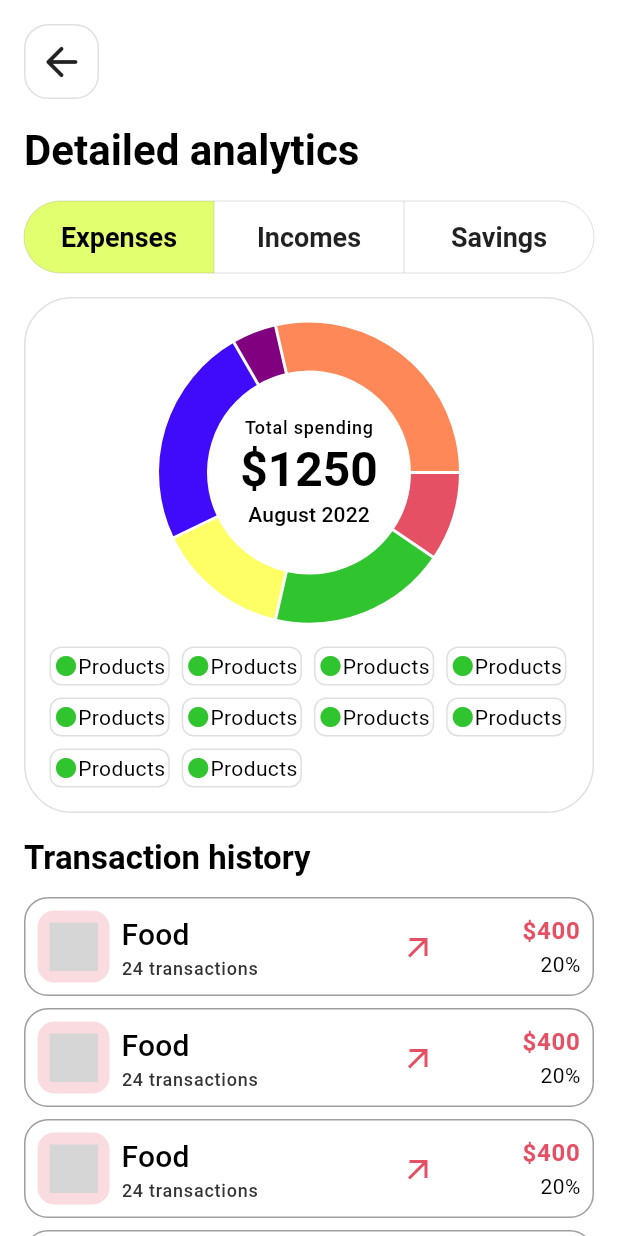
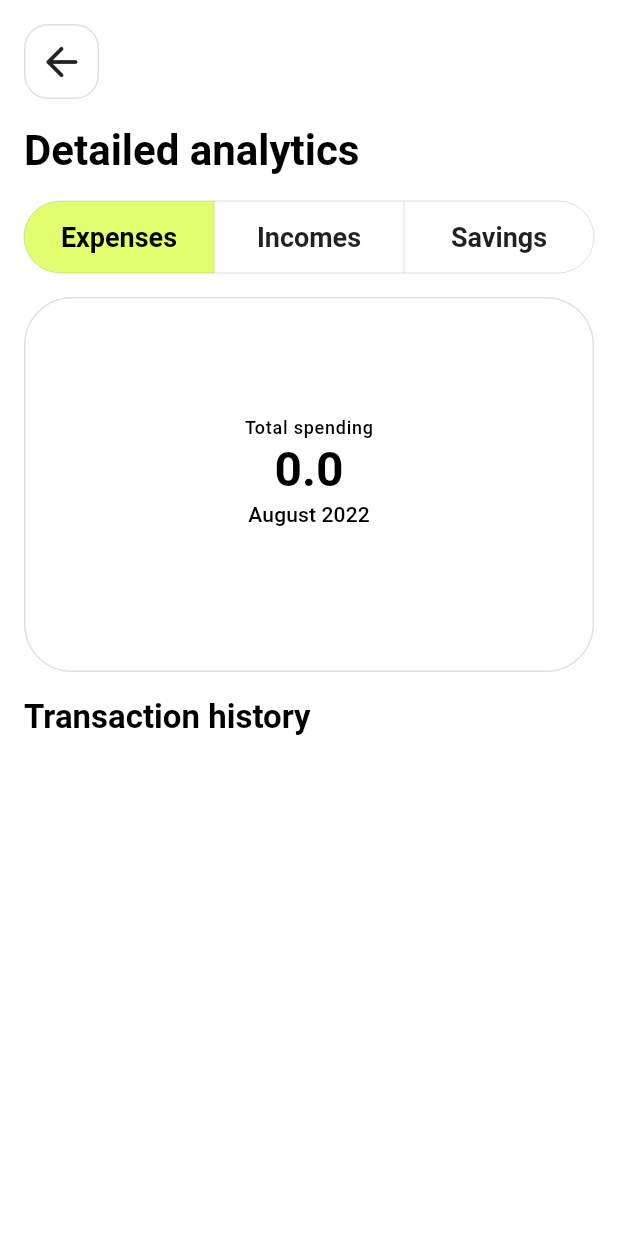
Before and after one commit to suhrobcoder/expense_tracker, a Flutter app: the DetailedAnalyticsPage screen opened directly, after a tap on "Expenses", on a phone screen of 412 x 824 dp. Run offline on Flutter 3.47's test engine with Material 2 defaults, Android fonts, the phone set to English and light mode, and no system bars; drawn by our look-alikes of fl_chart; our stand-ins replace drift, equatable, flutter_bloc, flutter_svg, get_it, injectable; accounts and stored records are empty; generated files the repository leaves out were written again; grey boxes are pictures that could not be loaded.

Commit message:
detailed stats

```diff
--- a/lib/data/database/dao/statistics_dao.dart
+++ b/lib/data/database/dao/statistics_dao.dart
@@ -36,7 +36,8 @@ class StatisticsDao extends DatabaseAccessor<AppDatabase>
     }).toList();
   }
 
-  Future<List<Category>> getCategoriesWithTransactionCount() {
+  Future<List<Category>> getCategoriesWithTransactionCount(
+      {required CategoryType type}) {
     return (select(categories).addColumns([
       transactions.id.count(),
       transactions.amount.sum(),
@@ -44,6 +45,7 @@ class StatisticsDao extends DatabaseAccessor<AppDatabase>
       leftOuterJoin(
           transactions, transactions.categoryId.equalsExp(categories.id)),
     ])
+          ..where(categories.type.equals(type.name))
           ..groupBy([categories.id]))
         .map((row) => row.readTable(categories)
           ..transactionCount = row.read(transactions.id.count()) ?? 0
--- a/lib/data/repository/statistics_repository_impl.dart
+++ b/lib/data/repository/statistics_repository_impl.dart
@@ -1,6 +1,7 @@
 import 'package:expense_tracker/data/database/dao/statistics_dao.dart';
 import 'package:expense_tracker/data/database/models/categories.dart';
 import 'package:expense_tracker/data/database/models/stat_data.dart';
+import 'package:expense_tracker/domain/entity/category_type.dart';
 import 'package:expense_tracker/domain/repository/statistics_repository.dart';
 import 'package:injectable/injectable.dart';
 
@@ -16,7 +17,8 @@ class StatisticsRepositoryImpl extends StatisticsRepository {
   }
 
   @override
-  Future<List<Category>> getCategoriesWithTransactionCount() {
-    return dao.getCategoriesWithTransactionCount();
+  Future<List<Category>> getCategoriesWithTransactionCount(
+      {required CategoryType type}) {
+    return dao.getCategoriesWithTransactionCount(type: type);
   }
 }
--- a/lib/domain/repository/statistics_repository.dart
+++ b/lib/domain/repository/statistics_repository.dart
@@ -1,7 +1,9 @@
 import 'package:expense_tracker/data/database/models/categories.dart';
 import 'package:expense_tracker/data/database/models/stat_data.dart';
+import 'package:expense_tracker/domain/entity/category_type.dart';
 
 abstract class StatisticsRepository {
   Future<List<StatData>> getStatistics();
-  Future<List<Category>> getCategoriesWithTransactionCount();
+  Future<List<Category>> getCategoriesWithTransactionCount(
+      {required CategoryType type});
 }
--- a/lib/presentation/pages/statistics/bloc/statistics_bloc.dart
+++ b/lib/presentation/pages/statistics/bloc/statistics_bloc.dart
@@ -1,6 +1,7 @@
 import 'package:collection/collection.dart';
 import 'package:expense_tracker/core/list_extensions.dart';
 import 'package:expense_tracker/data/database/models/categories.dart';
+import 'package:expense_tracker/domain/entity/category_type.dart';
 import 'package:expense_tracker/domain/repository/statistics_repository.dart';
 import 'package:expense_tracker/presentation/theme/colors.dart';
 import 'package:fl_chart/fl_chart.dart';
@@ -15,7 +16,10 @@ part 'statistics_state.dart';
 class StatisticsBloc extends Bloc<StatisticsEvent, StatisticsState> {
   final StatisticsRepository statisticsRepository;
 
-  StatisticsBloc(this.statisticsRepository) : super(StatisticsState.initial()) {
+  final bool isBarChart;
+
+  StatisticsBloc(this.statisticsRepository, @factoryParam this.isBarChart)
+      : super(StatisticsState.initial()) {
     on<LoadStatistics>((event, emit) async {
       final stats = await statisticsRepository.getStatistics();
       final barGroups = stats
@@ -41,14 +45,19 @@ class StatisticsBloc extends Bloc<StatisticsEvent, StatisticsState> {
       emit(state.copyWith(barGroups: barGroups, bottomTitles: bottomTitles));
     });
     on<LoadCategories>((event, emit) async {
-      final categories =
-          await statisticsRepository.getCategoriesWithTransactionCount();
-      print(categories);
+      final categories = await statisticsRepository
+          .getCategoriesWithTransactionCount(type: state.type);
       emit(state.copyWith(
           categories: categories,
           fullAmount: categories.sumOf((it) => it.amount)));
     });
-    add(LoadStatistics());
+    on<SelectType>((event, emit) {
+      emit(state.copyWith(type: event.type));
+      add(LoadCategories());
+    });
+    if (isBarChart) {
+      add(LoadStatistics());
+    }
     add(LoadCategories());
   }
 }
--- a/lib/presentation/pages/statistics/bloc/statistics_event.dart
+++ b/lib/presentation/pages/statistics/bloc/statistics_event.dart
@@ -5,3 +5,9 @@ abstract class StatisticsEvent {}
 class LoadStatistics extends StatisticsEvent {}
 
 class LoadCategories extends StatisticsEvent {}
+
+class SelectType extends StatisticsEvent {
+  final CategoryType type;
+
+  SelectType(this.type);
+}
--- a/lib/presentation/pages/statistics/bloc/statistics_state.dart
+++ b/lib/presentation/pages/statistics/bloc/statistics_state.dart
@@ -5,12 +5,14 @@ class StatisticsState extends Equatable {
     this.barGroups = const [],
     this.bottomTitles = const [],
     this.categories = const [],
+    this.type = CategoryType.expense,
     this.fullAmount = 0.0,
   });
 
   final List<BarChartGroupData> barGroups;
   final List<String> bottomTitles;
   final List<Category> categories;
+  final CategoryType type;
   final double fullAmount;
 
   factory StatisticsState.initial() {
@@ -21,16 +23,19 @@ class StatisticsState extends Equatable {
     List<BarChartGroupData>? barGroups,
     List<String>? bottomTitles,
     List<Category>? categories,
+    CategoryType? type,
     double? fullAmount,
   }) {
     return StatisticsState(
       barGroups: barGroups ?? this.barGroups,
       bottomTitles: bottomTitles ?? this.bottomTitles,
       categories: categories ?? this.categories,
+      type: type ?? this.type,
       fullAmount: fullAmount ?? this.fullAmount,
     );
   }
 
   @override
-  List<Object?> get props => [barGroups, bottomTitles, categories, fullAmount];
+  List<Object?> get props =>
+      [barGroups, bottomTitles, categories, type, fullAmount];
 }
--- a/lib/presentation/pages/statistics/detailed_analytics/detailed_analytics_page.dart
+++ b/lib/presentation/pages/statistics/detailed_analytics/detailed_analytics_page.dart
@@ -1,9 +1,13 @@
+import 'package:expense_tracker/di/init_get_it.dart';
+import 'package:expense_tracker/domain/entity/category_type.dart';
 import 'package:expense_tracker/presentation/components/back_button.dart';
+import 'package:expense_tracker/presentation/pages/statistics/bloc/statistics_bloc.dart';
 import 'package:expense_tracker/presentation/pages/statistics/category_tile.dart';
 import 'package:expense_tracker/presentation/theme/colors.dart';
 import 'package:expense_tracker/presentation/theme/ui_constants.dart';
 import 'package:fl_chart/fl_chart.dart';
 import 'package:flutter/material.dart';
+import 'package:flutter_bloc/flutter_bloc.dart';
 
 class DetailedAnalyticsPage extends StatelessWidget {
   const DetailedAnalyticsPage({super.key});
@@ -13,16 +17,20 @@ class DetailedAnalyticsPage extends StatelessWidget {
     final textTheme = Theme.of(context).textTheme;
     final size = MediaQuery.of(context).size;
     final availableWidth = size.width - 2 * defaultPadding;
-    return Scaffold(
+    return BlocProvider(
+      create: (context) => getIt<StatisticsBloc>(param1: false),
+      child: Scaffold(
         body: SingleChildScrollView(
           child: SafeArea(
             child: Padding(
               padding: const EdgeInsets.symmetric(horizontal: defaultPadding),
-            child: Column(
+              child: BlocBuilder<StatisticsBloc, StatisticsState>(
+                  builder: (context, state) {
+                return Column(
                   crossAxisAlignment: CrossAxisAlignment.start,
                   children: [
                     const SizedBox(height: 16),
-                CustomBackButton(onTap: () {}),
+                    const CustomBackButton(),
                     const SizedBox(height: 16),
                     Text(
                       "Detailed analytics",
@@ -31,8 +39,12 @@ class DetailedAnalyticsPage extends StatelessWidget {
                     ),
                     const SizedBox(height: 16),
                     ToggleButtons(
-                  isSelected: const [true, false, false],
-                  onPressed: (index) {},
+                      isSelected: CategoryType.values
+                          .map((type) => type == state.type)
+                          .toList(),
+                      onPressed: (index) => context
+                          .read<StatisticsBloc>()
+                          .add(SelectType(CategoryType.values[index])),
                       children: [
                         SizedBox(
                           width: availableWidth / 3,
@@ -74,39 +86,14 @@ class DetailedAnalyticsPage extends StatelessWidget {
                               children: [
                                 PieChart(
                                   PieChartData(
-                                sections: [
+                                      sections: state.categories
+                                          .map((category) =>
                                               PieChartSectionData(
-                                      value: 10,
-                                      color: red,
+                                                  value: category.amount,
+                                                  color: Color(category.color),
                                                   showTitle: false,
-                                      radius: 32),
-                                  PieChartSectionData(
-                                      value: 20,
-                                      color: green,
-                                      showTitle: false,
-                                      radius: 32),
-                                  PieChartSectionData(
-                                      value: 15,
-                                      color: yellow,
-                                      showTitle: false,
-                                      radius: 32),
-                                  PieChartSectionData(
-                                      value: 25,
-                                      color: blue,
-                                      showTitle: false,
-                                      radius: 32),
-                                  PieChartSectionData(
-                                      value: 5,
-                                      color: purple,
-                                      showTitle: false,
-                                      radius: 32),
-                                  PieChartSectionData(
-                                      value: 30,
-                                      color: orange,
-                                      showTitle: false,
-                                      radius: 32),
-                                ],
-                              ),
+                                                  radius: 32))
+                                          .toList()),
                                 ),
                                 Column(
                                   mainAxisSize: MainAxisSize.min,
@@ -116,9 +103,9 @@ class DetailedAnalyticsPage extends StatelessWidget {
                                       style: textTheme.labelMedium,
                                     ),
                                     Text(
-                                  "\$1250",
-                                  style: textTheme.headlineLarge
-                                      ?.copyWith(fontWeight: FontWeight.w600),
+                                      state.fullAmount.toString(),
+                                      style: textTheme.headlineLarge?.copyWith(
+                                          fontWeight: FontWeight.w600),
                                     ),
                                     Text(
                                       "August 2022",
@@ -135,24 +122,27 @@ class DetailedAnalyticsPage extends StatelessWidget {
                             child: Wrap(
                               spacing: 8,
                               runSpacing: 8,
-                          children: List.generate(
-                            10,
-                            (index) => Container(
+                              children: state.categories
+                                  .map(
+                                    (category) => Container(
                                       padding: const EdgeInsets.all(2),
                                       decoration: BoxDecoration(
                                         borderRadius: BorderRadius.circular(8),
-                                border:
-                                    Border.all(width: 1, color: Colors.black12),
+                                        border: Border.all(
+                                            width: 1, color: Colors.black12),
                                       ),
                                       child: Row(
                                         mainAxisSize: MainAxisSize.min,
-                                children: const [
-                                  Icon(Icons.circle, color: green, size: 16),
-                                  Text("Products"),
+                                        children: [
+                                          Icon(Icons.circle,
+                                              color: Color(category.color),
+                                              size: 16),
+                                          Text(category.name),
                                         ],
                                       ),
                                     ),
-                          ),
+                                  )
+                                  .toList(),
                             ),
                           ),
                         ],
@@ -165,22 +155,26 @@ class DetailedAnalyticsPage extends StatelessWidget {
                           ?.copyWith(fontWeight: FontWeight.w600),
                     ),
                     const SizedBox(height: 8),
-                ...List.generate(
-                  10,
-                  (index) => Padding(
+                    ...state.categories
+                        .map(
+                          (category) => Padding(
                             padding: const EdgeInsets.symmetric(vertical: 4.0),
                             child: CategoryTile(
-                      name: "Food",
-                      transactionCount: 24,
-                      amount: "\$400",
-                      icon: "",
-                      color: red,
-                      percentage: "20%",
+                              name: category.name,
+                              transactionCount: category.transactionCount,
+                              amount: category.amount.toString(),
+                              icon: category.icon,
+                              color: Color(category.color),
+                              percentage:
+                                  "${(category.amount / state.fullAmount * 100).toInt()}%",
                               onTap: () {},
                             ),
                           ),
-                ),
+                        )
+                        .toList(),
                   ],
+                );
+              }),
             ),
           ),
         ),
--- a/lib/presentation/pages/statistics/statistics_page.dart
+++ b/lib/presentation/pages/statistics/statistics_page.dart
@@ -1,7 +1,7 @@
 import 'package:expense_tracker/di/init_get_it.dart';
 import 'package:expense_tracker/presentation/pages/statistics/bloc/statistics_bloc.dart';
 import 'package:expense_tracker/presentation/pages/statistics/category_tile.dart';
-import 'package:expense_tracker/presentation/theme/colors.dart';
+import 'package:expense_tracker/presentation/pages/statistics/detailed_analytics/detailed_analytics_page.dart';
 import 'package:expense_tracker/presentation/theme/ui_constants.dart';
 import 'package:fl_chart/fl_chart.dart';
 import 'package:flutter/material.dart';
@@ -15,7 +15,7 @@ class StatisticsPage extends StatelessWidget {
     final textTheme = Theme.of(context).textTheme;
     final colorScheme = Theme.of(context).colorScheme;
     return BlocProvider(
-      create: (context) => getIt<StatisticsBloc>(),
+      create: (context) => getIt<StatisticsBloc>(param1: true),
       child: SingleChildScrollView(
         child: SafeArea(
           child: Padding(
@@ -70,7 +70,11 @@ class StatisticsPage extends StatelessWidget {
                     SizedBox(
                       width: double.infinity,
                       child: FilledButton(
-                        onPressed: () {},
+                        onPressed: () => Navigator.push(
+                            context,
+                            MaterialPageRoute(
+                                builder: (context) =>
+                                    const DetailedAnalyticsPage())),
                         style: ButtonStyle(
                             backgroundColor:
                                 MaterialStatePropertyAll(colorScheme.primary),
```
Also changed, not shown: lib/di/init_get_it.config.dart. Lines whose indentation alone changed are shown as unchanged.
